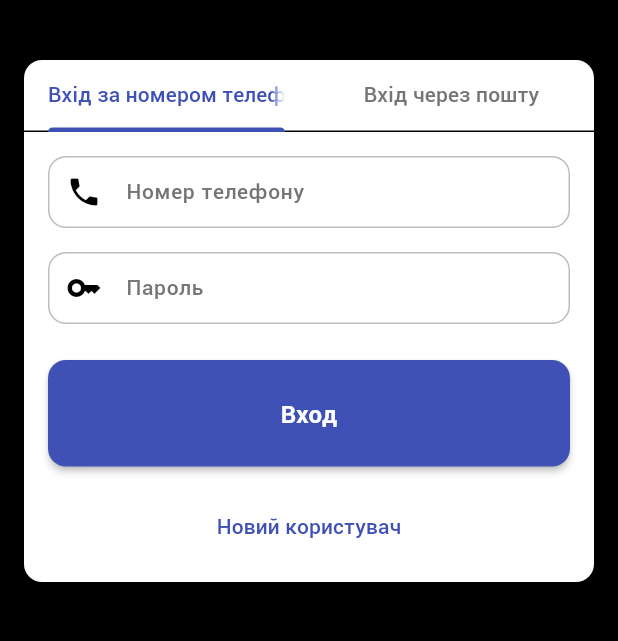
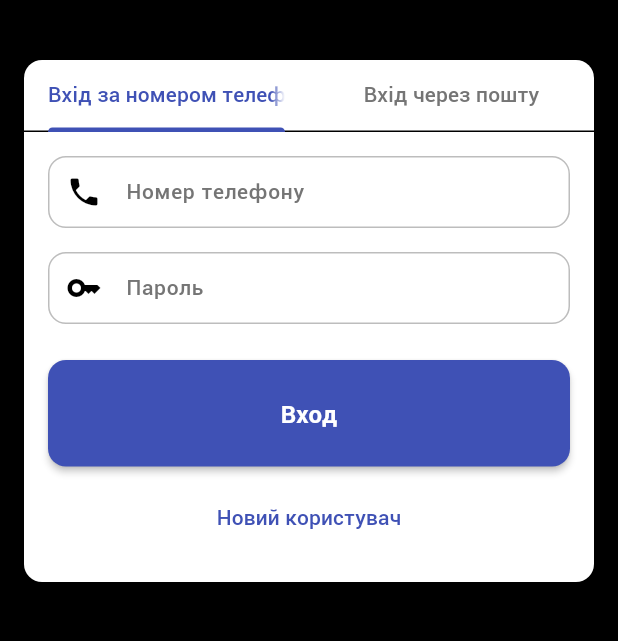
Before and after one commit to NickSishchuck/airlinesMobile, a Flutter app: the ProfileScreen screen opened directly, after a tap on "Вийти з акаунту", on a phone screen of 412 x 824 dp, the part 306-947 px from its top. Run offline on Flutter 3.47's test engine with Material 3 defaults, Android fonts, the light colour scheme and no system bars; our stand-ins replace flutter_secure_storage, fluttertoast, table_calendar; accounts and stored records are empty; network calls fail.

Commit message:
Changed a couple of things, still experiencing issues with auth/me and "Not authorised to access these tickets"

```diff
--- a/lib/main.dart
+++ b/lib/main.dart
@@ -5,12 +5,16 @@ import 'package:airline_app/services/auth_service.dart';
 import 'package:airline_app/screens/auth/login_screen.dart';
 import 'package:airline_app/screens/flight/search_screen.dart';
 import 'package:airline_app/theme/app_theme.dart';
+import 'package:airline_app/services/ticket_service.dart';
+import 'package:airline_app/services/flight_service.dart';
 
 void main() {
   runApp(
     MultiProvider(
       providers: [
         ChangeNotifierProvider(create: (_) => AuthService()),
+        ChangeNotifierProvider(create: (_) => TicketService()),
+        ChangeNotifierProvider(create: (_) => FlightService()), // Add this too as it's used in multiple screens
       ],
       child: const MyApp(),
     ),
--- a/lib/screens/auth/login_screen.dart
+++ b/lib/screens/auth/login_screen.dart
@@ -183,7 +183,7 @@ class _LoginScreenState extends State<LoginScreen> with SingleTickerProviderStat
                                           onPressed: _login,
                                           isLoading: _isLoading,
                                         ),
-                                        const SizedBox(height: 16),
+                                        const SizedBox(height: 10),
                                         TextButton(
                                           onPressed: () {
                                             Navigator.push(
@@ -238,7 +238,7 @@ class _LoginScreenState extends State<LoginScreen> with SingleTickerProviderStat
                                           onPressed: _login,
                                           isLoading: _isLoading,
                                         ),
-                                        const SizedBox(height: 16),
+                                        const SizedBox(height: 10),
                                         TextButton(
                                           onPressed: () {
                                             Navigator.push(
--- a/lib/services/auth_service.dart
+++ b/lib/services/auth_service.dart
@@ -10,17 +10,35 @@ class AuthService with ChangeNotifier {
   User? _currentUser;
   User? get currentUser => _currentUser;
 
+  // Add cache timestamp
+  DateTime? _lastUserFetchTime;
+
+  // Cache duration (5 minutes)
+  static const cacheDurationMinutes = 5;
+
   Future<bool> isAuthenticated() async {
     final token = await _storage.read(key: 'token');
     if (token == null) return false;
 
     try {
+      // Only fetch user data if we don't have it or cache has expired
+      if (_currentUser == null || _isCacheExpired()) {
         await getCurrentUser();
+      }
       return true;
     } catch (e) {
       await logout();
       return false;
     }
+  }
+
+  // Helper method to check if cache has expired
+  bool _isCacheExpired() {
+    if (_lastUserFetchTime == null) return true;
+
+    final now = DateTime.now();
+    final difference = now.difference(_lastUserFetchTime!).inMinutes;
+    return difference >= cacheDurationMinutes;
   }
 
   Future<void> loginWithEmail(String email, String password) async {
@@ -32,6 +50,7 @@ class AuthService with ChangeNotifier {
 
       await _storage.write(key: 'token', value: response['token']);
       _currentUser = User.fromJson(response['data']);
+      _lastUserFetchTime = DateTime.now(); // Update cache timestamp
       notifyListeners();
     } catch (e) {
       rethrow;
@@ -47,6 +66,7 @@ class AuthService with ChangeNotifier {
 
       await _storage.write(key: 'token', value: response['token']);
       _currentUser = User.fromJson(response['data']);
+      _lastUserFetchTime = DateTime.now(); // Update cache timestamp
       notifyListeners();
     } catch (e) {
       rethrow;
@@ -68,6 +88,7 @@ class AuthService with ChangeNotifier {
 
       await _storage.write(key: 'token', value: response['token']);
       _currentUser = User.fromJson(response['data']);
+      _lastUserFetchTime = DateTime.now(); // Update cache timestamp
       notifyListeners();
     } catch (e) {
       rethrow;
@@ -89,6 +110,7 @@ class AuthService with ChangeNotifier {
 
       await _storage.write(key: 'token', value: response['token']);
       _currentUser = User.fromJson(response['data']);
+      _lastUserFetchTime = DateTime.now();
       notifyListeners();
     } catch (e) {
       rethrow;
@@ -97,8 +119,36 @@ class AuthService with ChangeNotifier {
 
   Future<void> getCurrentUser() async {
     try {
+      print("Attempting to get current user...");
+      final response = await _apiService.get('/auth/me');
+      print("Response from /auth/me: $response");
+      _currentUser = User.fromJson(response['data']);
+      print("Current user set: ${_currentUser?.userId}");
+      notifyListeners();
+    } catch (e) {
+      print("Error getting current user: $e");
+      rethrow;
+    }
+  }
+  //TODO change the debug variant into a normal one
+
+  // Future<void> getCurrentUser() async {
+  //   try {
+  //     final response = await _apiService.get('/auth/me');
+  //     _currentUser = User.fromJson(response['data']);
+  //     _lastUserFetchTime = DateTime.now();
+  //     notifyListeners();
+  //   } catch (e) {
+  //     rethrow;
+  //   }
+  // }
+
+  // Method to force refresh user data if needed
+  Future<void> refreshCurrentUser() async {
+    try {
       final response = await _apiService.get('/auth/me');
       _currentUser = User.fromJson(response['data']);
+      _lastUserFetchTime = DateTime.now();
       notifyListeners();
     } catch (e) {
       rethrow;
@@ -125,6 +175,7 @@ class AuthService with ChangeNotifier {
 
     await _storage.delete(key: 'token');
     _currentUser = null;
+    _lastUserFetchTime = null; // Clear cache timestamp
     notifyListeners();
   }
 }
--- a/lib/theme/app_theme.dart
+++ b/lib/theme/app_theme.dart
@@ -105,22 +105,22 @@ class AppTheme {
       ),
     ),
     checkboxTheme: CheckboxThemeData(
-      fillColor: MaterialStateProperty.resolveWith<Color>((states) {
-        if (states.contains(MaterialState.selected)) {
+      fillColor: WidgetStateProperty.resolveWith<Color>((states) {
+        if (states.contains(WidgetState.selected)) {
           return primaryColor;
         }
         return Colors.white;
       }),
     ),
     switchTheme: SwitchThemeData(
-      thumbColor: MaterialStateProperty.resolveWith<Color>((states) {
-        if (states.contains(MaterialState.selected)) {
+      thumbColor: WidgetStateProperty.resolveWith<Color>((states) {
+        if (states.contains(WidgetState.selected)) {
           return primaryColor;
         }
         return Colors.white;
       }),
-      trackColor: MaterialStateProperty.resolveWith<Color>((states) {
-        if (states.contains(MaterialState.selected)) {
+      trackColor: WidgetStateProperty.resolveWith<Color>((states) {
+        if (states.contains(WidgetState.selected)) {
           return primaryColor.withOpacity(0.5);
         }
         return Colors.grey.withOpacity(0.5);
```
Also changed, not shown: lib/screens/flight/search_screen.dart (+4 -4 lines), lib/screens/ticket/ticket_list_screen.dart (+19 -9 lines), lib/services/ticket_service.dart (+35 -0 lines), assets/images/autumn_sale.jpg (added), 1 other file. Lines whose indentation alone changed are shown as unchanged.
